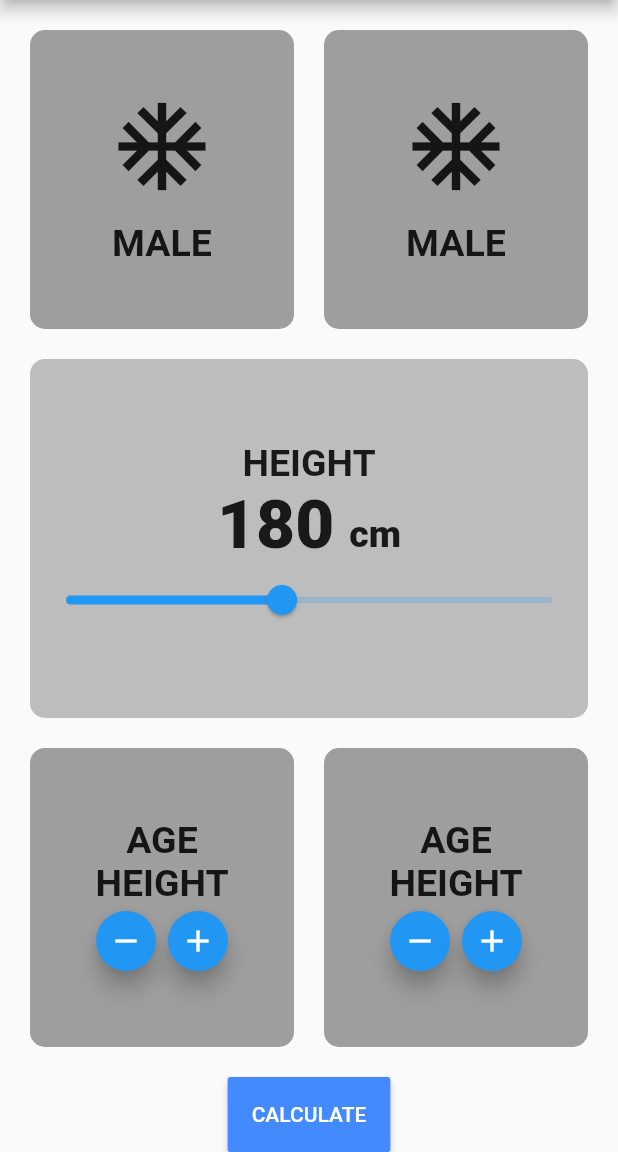
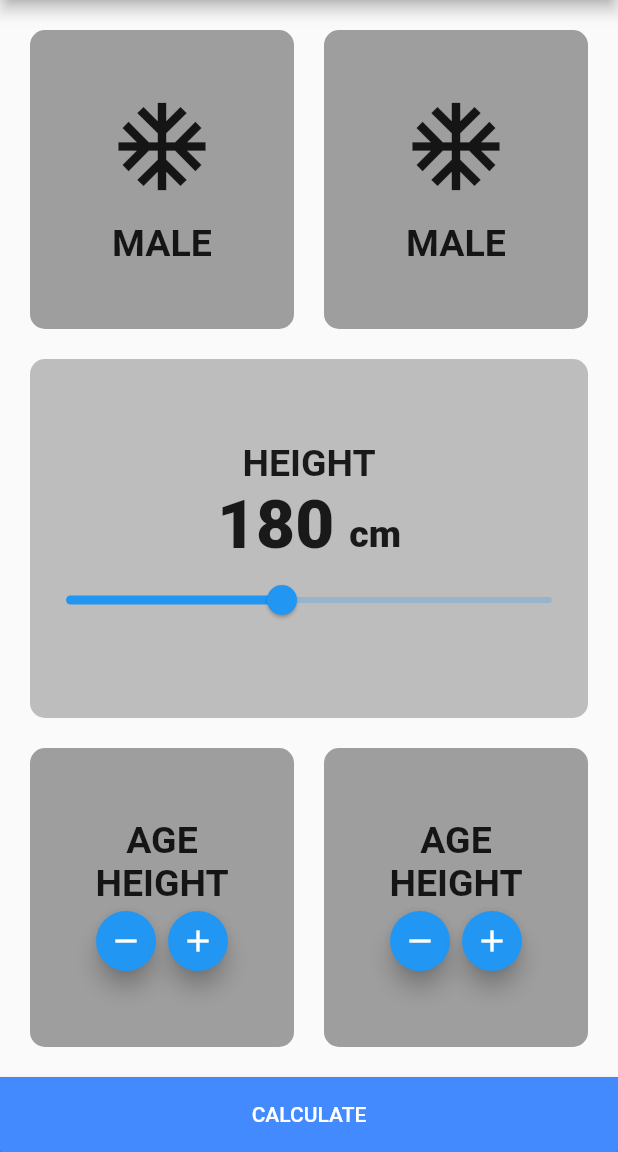
Before and after one commit to Devsaci/bmi_calculator_mansour, a Flutter app: the screen it shows after launch, on a phone screen of 412 x 824 dp, the part 84-1236 px from its top. Run offline on Flutter 3.47's test engine with Material 2 defaults, Android fonts, the phone set to English and light mode, and no system bars.

Commit message:
Container / MaterialButton

```diff
--- a/lib/bmi_screen.dart
+++ b/lib/bmi_screen.dart
@@ -215,14 +215,19 @@ class _BmiScreenState extends State<BmiScreen> {
               ),
             ),
           ),
-          MaterialButton(
+          Container(
+            width: double.infinity,
+            color: Colors.blueAccent,
+            child: MaterialButton(
               height: 50,
+
               onPressed: () {},
               child: Text(
                 'CALCULATE',
                 style: TextStyle(color: Colors.white),
               ),
               color: Colors.blueAccent,
+            ),
           )
         ],
       ),
```
Lines whose indentation alone changed are shown as unchanged.
